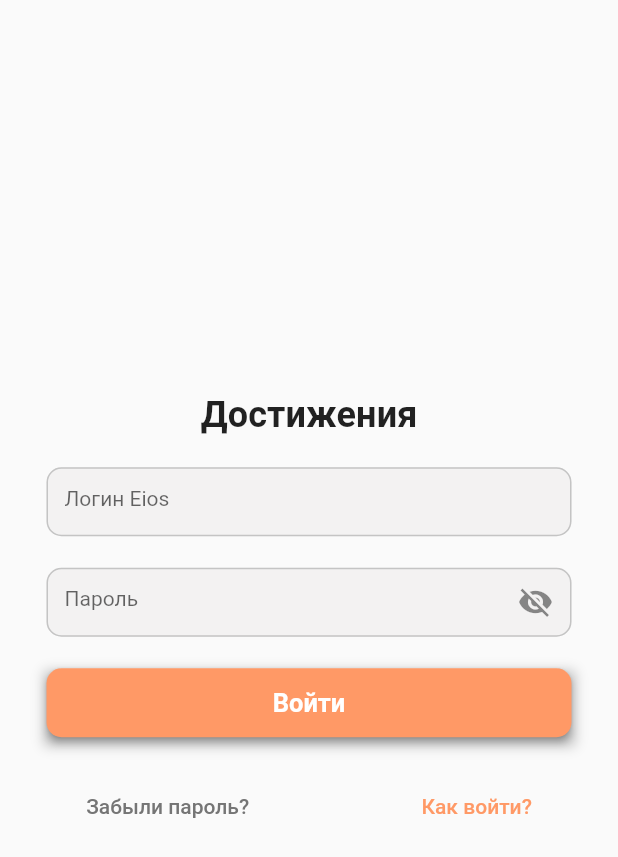
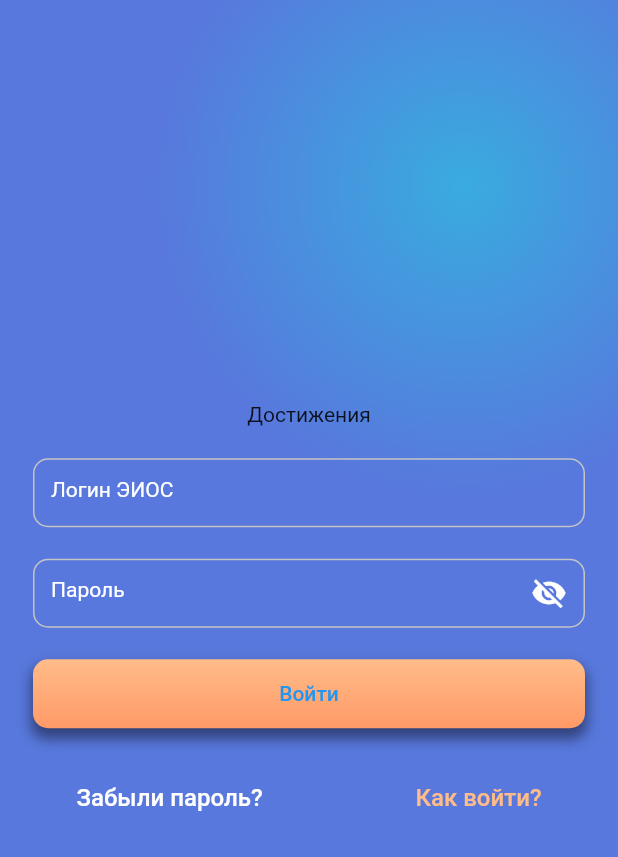
Before and after one commit to MihailLos/AchieveFlutter, a Flutter app: the screen it shows after launch, on a phone screen of 412 x 824 dp. Shown: the top 857 px of the screen. Run offline on Flutter 3.47's test engine with Material 2 defaults, Android fonts, the phone set to English and light mode, and no system bars; our stand-ins replace file_picker, flutter_secure_storage, google_fonts, hive, image_picker, logger and 2 more; missing offline and left inert: google_language_fonts; accounts and stored records are empty; Roboto replaces fonts that are missing (Montseratt, OpenSans).

Commit message:
Редизайн экрана входа в систему

```diff
--- a/lib/screens/login/login_screen.dart
+++ b/lib/screens/login/login_screen.dart
@@ -1,5 +1,7 @@
 import 'package:achieve_student_flutter/screens/login/login_viewmodel.dart';
 import 'package:flutter/material.dart';
+import 'package:google_fonts/google_fonts.dart';
+import 'package:google_language_fonts/google_language_fonts.dart';
 import 'package:stacked/stacked.dart';
 
 class LoginScreenRoute extends MaterialPageRoute {
@@ -23,7 +25,18 @@ class LoginScreen extends StatelessWidget {
   }
 
   _body(context, model) {
-    return SafeArea(child: _loginSpace(context, model));
+    return Container(
+        decoration: BoxDecoration(
+          gradient: RadialGradient(
+            center: Alignment(0.5, -0.7),
+            colors: [
+              Color(0xFF39ABDF),
+              Color(0xFF5878DD)
+            ]
+          )
+        ),
+        child: SafeArea(child: _loginSpace(context, model))
+    );
   }
 
   _loginSpace(context, model) {
@@ -58,23 +71,25 @@ class LoginScreen extends StatelessWidget {
   _achievementsLabel() {
     return Text(
       "Достижения",
-      style: TextStyle(
-          fontFamily: "Montseratt",
+      style: CyrillicFonts.raleway(
           fontStyle: FontStyle.normal,
           fontSize: 24,
           fontWeight: FontWeight.w600,
-          letterSpacing: 0.07),
+          letterSpacing: 1.68,
+          color: Colors.white),
     );
   }
 
   _loginTextField(context, model) {
-    return Container(
-      width: 350,
+    return Padding(
+      padding: const EdgeInsets.symmetric(vertical: 0, horizontal: 22),
+      child: Container(
+        width: double.maxFinite,
         height: 46,
         child: TextField(
           controller: model.loginController,
           obscureText: false,
-        style: TextStyle(fontFamily: 'OpenSans', fontSize: 14),
+          style: TextStyle(fontFamily: 'OpenSans', fontSize: 14, color: Colors.white),
           decoration: InputDecoration(
               enabledBorder: OutlineInputBorder(
                   borderRadius: BorderRadius.circular(10),
@@ -82,21 +97,25 @@ class LoginScreen extends StatelessWidget {
               focusedBorder: OutlineInputBorder(
                   borderRadius: BorderRadius.circular(10),
                   borderSide: BorderSide(color: Color(0xFFC4C4C4), width: 1)),
-            fillColor: Color(0xfff3f2f2),
+              fillColor: Colors.transparent,
               filled: true,
-            hintText: "Логин Eios"),
+              hintText: "Логин ЭИОС",
+              hintStyle: TextStyle(color: Colors.white)),
+        ),
       ),
     );
   }
 
   _passwordTextField(context, model) {
-    return Container(
-      width: 350,
+    return Padding(
+      padding: const EdgeInsets.symmetric(vertical: 0, horizontal: 22),
+      child: Container(
+        width: double.maxFinite,
         height: 46,
         child: TextField(
           controller: model.passwordController,
           obscureText: model.isHiddenPassword,
-        style: TextStyle(fontFamily: 'OpenSans', fontSize: 14),
+          style: TextStyle(fontFamily: 'OpenSans', fontSize: 14, color: Colors.white),
           decoration: InputDecoration(
               enabledBorder: OutlineInputBorder(
                   borderRadius: BorderRadius.circular(10),
@@ -104,51 +123,61 @@ class LoginScreen extends StatelessWidget {
               focusedBorder: OutlineInputBorder(
                   borderRadius: BorderRadius.circular(10),
                   borderSide: BorderSide(color: Color(0xFFC4C4C4), width: 1)),
-            fillColor: Color(0xfff3f2f2),
+              fillColor: Colors.transparent,
               filled: true,
               hintText: "Пароль",
               suffixIcon: IconButton(
                 icon: model.isHiddenPassword
-                  ? Icon(Icons.visibility_off)
-                  : Icon(Icons.visibility),
+                    ? Icon(Icons.visibility_off, color: Colors.white,)
+                    : Icon(Icons.visibility, color: Colors.white,),
                 onPressed: model.changePasswordToggle,
-            )),
+              ),
+              hintStyle: TextStyle(color: Colors.white)),
+        ),
       ),
     );
   }
 
   _loginButton(context, model) {
-    return Container(
-        width: 350,
+    return Padding(
+      padding: const EdgeInsets.symmetric(vertical: 0, horizontal: 22),
+      child: Container(
+          width: double.maxFinite,
           height: 46,
           decoration: BoxDecoration(
-          boxShadow: <BoxShadow>[
+            boxShadow: [
               BoxShadow(
-                color: Color(0xffbfbfbf),
-                blurRadius: 6,
-                spreadRadius: 2,
-                offset: Offset(0, 4)),
+                color: Colors.black45,
+                offset: Offset(0, 6),
+                spreadRadius: 1,
+                blurRadius: 7
+              )
+            ],
+            borderRadius: BorderRadius.circular(10),
+            gradient: LinearGradient(
+              begin: Alignment.topCenter,
+              end: Alignment.bottomCenter,
+              colors: [
+                Color(0xFFFFBC89),
+                Color(0xFFFF9A67)
               ],
             ),
-        child: ElevatedButton(
+          ),
+          child: TextButton(
             onPressed: () async {
               model.loginAction(context);
             },
             child: Text(
               "Войти",
-            style: TextStyle(
-                fontFamily: "Montseratt",
+              style: CyrillicFonts.raleway(
                   fontStyle: FontStyle.normal,
-                fontSize: 17,
-                fontWeight: FontWeight.w600),
+                  fontSize: 14,
+                  fontWeight: FontWeight.w600,
+                  color: Colors.white,),
             ),
-          style: ElevatedButton.styleFrom(
-            shape: new RoundedRectangleBorder(
-              borderRadius: BorderRadius.circular(10.0),
+
+          )
       ),
-            primary: Color(0xFFFF9966),
-          ),
-        )
     );
   }
 
@@ -164,8 +193,8 @@ class LoginScreen extends StatelessWidget {
               "Забыли пароль?",
               style: TextStyle(
                   fontFamily: 'OpenSans',
-                  fontSize: 14,
-                  color: Color(0xFF757575)),
+                  fontSize: 16,
+                  color: Colors.white),
             )),
         TextButton(
             onPressed: () {
@@ -175,8 +204,8 @@ class LoginScreen extends StatelessWidget {
               "Как войти?",
               style: TextStyle(
                   fontFamily: 'OpenSans',
-                  fontSize: 14,
-                  color: Color(0xFFFF9966)),
+                  fontSize: 16,
+                  color: Color(0xFFFFBC89)),
             )),
       ],
     );
--- a/lib/screens/login/login_viewmodel.dart
+++ b/lib/screens/login/login_viewmodel.dart
@@ -60,12 +60,12 @@ class LoginViewModel extends BaseViewModel {
           Map<String, dynamic> outputForEiosToken = json.decode(response.body);
           await tokenStorage.write(key: "eios_token", value: outputForEiosToken["accessToken"]);
         } else {
-          ScaffoldMessenger.of(context).showSnackBar(SnackBar(content: Text("Не удалось подключиться к системе защиты ЭИОС.")));
+          ScaffoldMessenger.of(context).showSnackBar(SnackBar(content: Text("Не удалось подключиться к системе защиты ЭИОС. (Код ошибки: ${response.statusCode})")));
         }
         Navigator.pushAndRemoveUntil(context, new MaterialPageRoute(builder: (context) => HomeView()), (route) => false);
         ScaffoldMessenger.of(context).showSnackBar(SnackBar(content: Text("Авторизация прошла успешно.")));
       } else {
-        ScaffoldMessenger.of(context).showSnackBar(SnackBar(content: Text("Логин или пароль введены неверно!")));
+        ScaffoldMessenger.of(context).showSnackBar(SnackBar(content: Text("Логин или пароль введены неверно! (Код ошибки: ${response.statusCode})")));
       }
       } else {
         ScaffoldMessenger.of(context).showSnackBar(SnackBar(content: Text("Введите логин и пароль!")));
```
Lines whose indentation alone changed are shown as unchanged.
